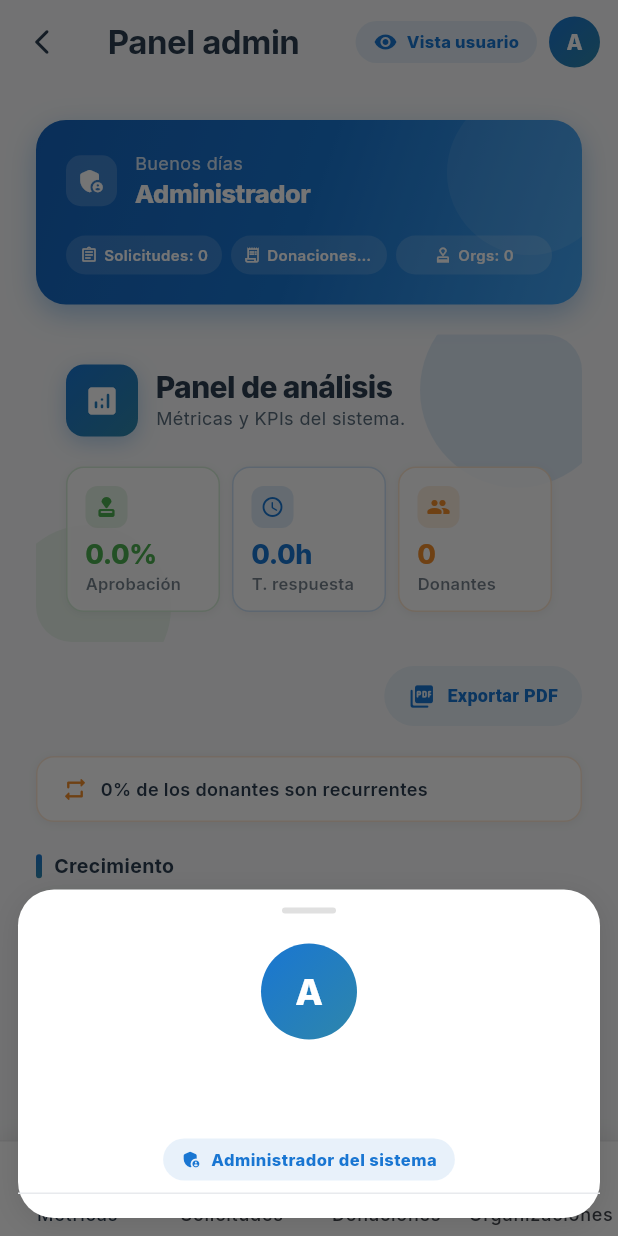
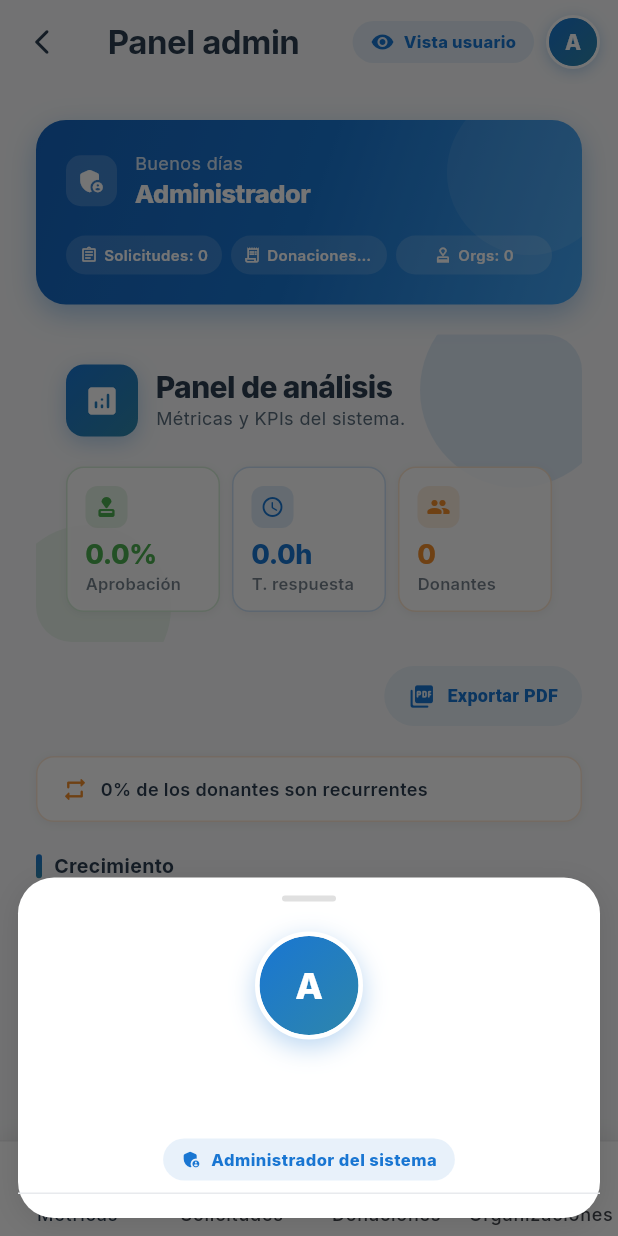
Before and after one commit to mequito3/ManosSolidarias-2.0, a Flutter app: the AdminDashboardPage screen opened directly with empty values, after a tap on an icon or button, on a phone screen of 412 x 824 dp. Run offline on Flutter 3.47's test engine with Material 3 defaults, Android fonts, the phone set to English and light mode, and no system bars; our stand-ins replace cached_network_image, flutter_animate, flutter_dotenv, flutter_map, geocoding, geolocator and 8 more; missing offline and left inert: image_painter, saver_gallery; accounts and stored records are empty; network calls fail.

Commit message:
Admin: avatar del AppBar con foto real + borde premium
_AdminAvatarButton ahora muestra profile.avatarUrl cuando
existe, con fallback al circulo con inicial. Agrega borde
blanco y sombra azul tenue para que se sienta premium sobre
el AppBar claro. Mismo tratamiento en el avatar grande del
profile sheet.

Co-Authored-By: Claude Opus 4.7 (1M context) <noreply@anthropic.com>

```diff
--- a/lib/pages/admin/admin_dashboard_page.dart
+++ b/lib/pages/admin/admin_dashboard_page.dart
@@ -512,6 +512,7 @@ class _AdminAvatarButton extends StatelessWidget {
 
   @override
   Widget build(BuildContext context) {
+    final hasAvatar = (profile.avatarUrl ?? '').trim().isNotEmpty;
     return Padding(
       padding: const EdgeInsets.symmetric(
         horizontal: AppColors.space8,
@@ -526,13 +527,51 @@ class _AdminAvatarButton extends StatelessWidget {
             customBorder: const CircleBorder(),
             onTap: onTap,
             child: Container(
-              width: 34,
-              height: 34,
+              width: 36,
+              height: 36,
               decoration: BoxDecoration(
+                shape: BoxShape.circle,
+                gradient: hasAvatar ? null : AppColors.primaryGradient,
+                color: hasAvatar ? Colors.white : null,
+                border: Border.all(
+                  color: Colors.white,
+                  width: 2,
+                ),
+                boxShadow: [
+                  BoxShadow(
+                    color: AppColors.bluePrimary.withValues(alpha: 0.30),
+                    blurRadius: 8,
+                    offset: const Offset(0, 2),
+                  ),
+                ],
+              ),
+              child: ClipOval(
+                child: hasAvatar
+                    ? Image.network(
+                        profile.avatarUrl!.trim(),
+                        fit: BoxFit.cover,
+                        errorBuilder: (_, __, ___) => _initialFallback(),
+                        loadingBuilder: (context, child, progress) {
+                          if (progress == null) return child;
+                          return _initialFallback();
+                        },
+                      )
+                    : _initialFallback(),
+              ),
+            ),
+          ),
+        ),
+      ),
+    );
+  }
+
+  Widget _initialFallback() {
+    return Container(
+      decoration: const BoxDecoration(
         shape: BoxShape.circle,
         gradient: AppColors.primaryGradient,
       ),
-              child: Center(
+      alignment: Alignment.center,
       child: Text(
         _initial,
         style: const TextStyle(
@@ -541,10 +580,60 @@ class _AdminAvatarButton extends StatelessWidget {
           fontSize: AppColors.fontSizeBase,
         ),
       ),
+    );
+  }
+}
+
+class _AdminProfileSheetAvatar extends StatelessWidget {
+  const _AdminProfileSheetAvatar({required this.profile, required this.initial});
+  final UserProfile profile;
+  final String initial;
+
+  @override
+  Widget build(BuildContext context) {
+    final hasAvatar = (profile.avatarUrl ?? '').trim().isNotEmpty;
+    final fallback = Container(
+      decoration: const BoxDecoration(
+        shape: BoxShape.circle,
+        gradient: AppColors.primaryGradient,
+      ),
+      alignment: Alignment.center,
+      child: Text(
+        initial,
+        style: const TextStyle(
+          color: Colors.white,
+          fontSize: AppColors.fontSize2xl,
+          fontWeight: AppColors.fontWeightExtraBold,
         ),
       ),
+    );
+    return Container(
+      width: 72,
+      height: 72,
+      decoration: BoxDecoration(
+        shape: BoxShape.circle,
+        color: Colors.white,
+        border: Border.all(color: Colors.white, width: 3),
+        boxShadow: [
+          BoxShadow(
+            color: AppColors.bluePrimary.withValues(alpha: 0.30),
+            blurRadius: 14,
+            offset: const Offset(0, 5),
           ),
+        ],
       ),
+      child: ClipOval(
+        child: hasAvatar
+            ? Image.network(
+                profile.avatarUrl!.trim(),
+                fit: BoxFit.cover,
+                errorBuilder: (_, __, ___) => fallback,
+                loadingBuilder: (context, child, progress) {
+                  if (progress == null) return child;
+                  return fallback;
+                },
+              )
+            : fallback,
       ),
     );
   }
@@ -579,24 +668,7 @@ void _showAdminProfileSheet(BuildContext context, UserProfile profile) {
             ),
           ),
           const SizedBox(height: AppColors.space20),
-          Container(
-            width: 64,
-            height: 64,
-            decoration: const BoxDecoration(
-              gradient: AppColors.primaryGradient,
-              shape: BoxShape.circle,
-            ),
-            child: Center(
-              child: Text(
-                initial,
-                style: const TextStyle(
-                  color: Colors.white,
-                  fontSize: AppColors.fontSize2xl,
-                  fontWeight: AppColors.fontWeightExtraBold,
-                ),
-              ),
-            ),
-          ),
+          _AdminProfileSheetAvatar(profile: profile, initial: initial),
           const SizedBox(height: AppColors.space12),
           Text(
             profile.displayName ?? 'Administrador',
```
Lines whose indentation alone changed are shown as unchanged.
